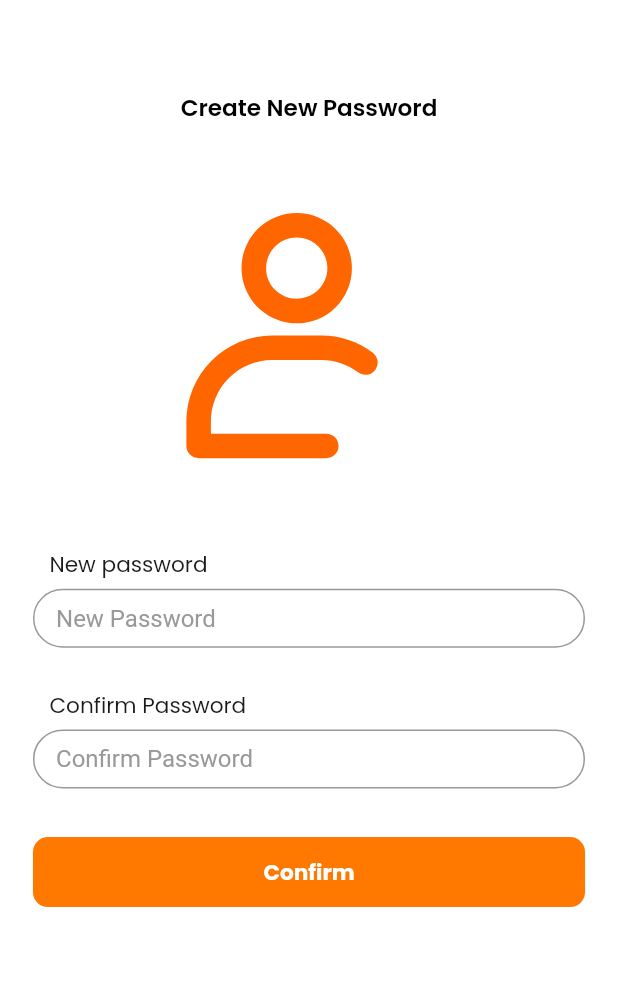
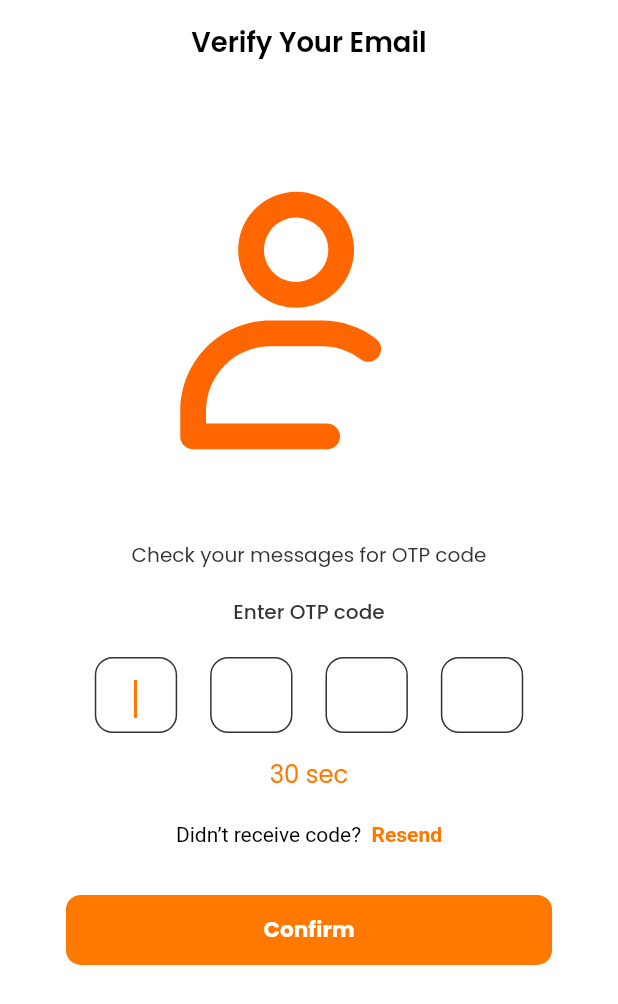
Before and after one commit to elsoudy222/Orange-Tasks, a Flutter app: the screen it shows after launch, on a phone screen of 412 x 824 dp. Shown: the top 1004 px of the screen. Run offline on Flutter 3.47's test engine with Material 2 defaults, Android fonts, the phone set to English and light mode, and no system bars; our stand-ins replace bloc, dashed_circular_progress_bar, dio, easy_localization, flutter_bloc, flutter_pw_validator and 8 more; Roboto replaces fonts that are missing (Cairo); project files that could hold a hidden picture were left out.

Commit message:
Verify Otp by phone & Verify Otp by email (DONE)

```diff
--- a/lib/main.dart
+++ b/lib/main.dart
@@ -12,6 +12,7 @@ import 'package:my_odc_tasks/view/layout.dart';
 import 'package:my_odc_tasks/view/screens/attendance_history/attendance_history_screen.dart';
 import 'package:my_odc_tasks/view/screens/attendance_screen/attendance_screen.dart';
 import 'package:my_odc_tasks/view/screens/forget_password/by_email/forget_password_email_screen.dart';
+import 'package:my_odc_tasks/view/screens/forget_password/by_email/verify_otp_email_screen.dart';
 import 'package:my_odc_tasks/view/screens/forget_password/by_phone/forget_password_phone_screen.dart';
 import 'package:my_odc_tasks/view/screens/forget_password/new_password/new_password_screen.dart';
 import 'package:my_odc_tasks/view/screens/quests/quests_screen.dart';
@@ -24,6 +25,8 @@ import 'package:my_odc_tasks/view_model/database/local/cache_helper.dart';
 import 'package:my_odc_tasks/view_model/database/network/dio_helper.dart';
 
 import 'package:timezone/data/latest.dart' as time_zone;
+
+import 'view/screens/forget_password/by_phone/verify_otp_phone_screen.dart';
 
 
 Future<void> main() async {
@@ -97,7 +100,7 @@ class MyApp extends StatelessWidget {
           darkTheme: buildDarkMode(context),
           themeMode:
           ThemeCubit.get(context).isDark ? ThemeMode.dark : ThemeMode.light,
-           home: NewPasswordScreen(),
+           home: VerifyPhoneScreen(),
         );
       },
     );
--- /dev/null
+++ b/lib/view/screens/forget_password/by_phone/verify_otp_phone_screen.dart
@@ -0,0 +1,221 @@
+import 'package:flutter/gestures.dart';
+import 'package:flutter/material.dart';
+import 'package:flutter/services.dart';
+import 'package:flutter_screenutil/flutter_screenutil.dart';
+import 'package:flutter_svg/svg.dart';
+import 'package:google_fonts/google_fonts.dart';
+
+import '../../../components/core/buttons/custom_button.dart';
+import '../../../components/core/custom_appbar.dart';
+import '../../../components/core/custom_text.dart';
+import '../../../constant/color_manager.dart';
+import '../../../constant/fonts.dart';
+import '../../../constant/navigation_service.dart';
+import '../widget/otp_widget.dart';
+
+class VerifyPhoneScreen extends StatefulWidget {
+  VerifyPhoneScreen({Key? key}) : super(key: key);
+
+  static final formKey = GlobalKey<FormState>();
+
+  @override
+  State<VerifyPhoneScreen> createState() => _VerifyPhoneScreenState();
+}
+
+class _VerifyPhoneScreenState extends State<VerifyPhoneScreen> {
+  final FocusNode _firstFocusNode = FocusNode();
+  final FocusNode _secondFocusNode = FocusNode();
+  final FocusNode _thirdFocusNode = FocusNode();
+  final FocusNode _fourthFocusNode = FocusNode();
+
+  final TextEditingController _firstController = TextEditingController();
+  final TextEditingController _secondController = TextEditingController();
+  final TextEditingController _thirdController = TextEditingController();
+  final TextEditingController _fourthController = TextEditingController();
+
+  String? validateOtp(String? value) {
+    if (value!.isEmpty || value.length != 4) {
+      return 'Please enter a valid 4-digit OTP code';
+    }
+    return null;
+  }
+
+  @override
+  Widget build(BuildContext context) {
+    return Scaffold(
+      backgroundColor: white,
+      appBar: CustomAppBar(
+        onPressed: () {},
+        title: 'Verify Your Email',
+        colorTxtAppBar: black,
+      ),
+      body: SingleChildScrollView(
+        child: Container(
+          margin: EdgeInsets.only(top: 50.h),
+          child: Column(
+            children: [
+              // image
+              SvgPicture.asset(
+                'assets/svg/attendance_check.svg',
+                fit: BoxFit.contain,
+                height: MediaQuery.of(context).size.height / 4.0,
+              ),
+              SizedBox(
+                height: 42.h,
+              ),
+              // text : enter 4 digits otp
+              CustomText(
+                text: 'Check your messages for OTP code',
+                textAlign: TextAlign.center,
+                fontWeight: FontWeight.normal,
+                fontSize: textFont13.sp,
+                color: grey900,
+              ),
+              SizedBox(
+                height: 18.h,
+              ),
+              // text : enter 4 digits otp
+              CustomText(
+                text: 'Enter OTP code',
+                textAlign: TextAlign.center,
+                fontWeight: FontWeight.w500,
+                fontSize: textFont13.sp,
+                color: grey900,
+              ),
+              SizedBox(
+                height: 20.h,
+              ),
+              // OTP
+              Form(
+                key: VerifyPhoneScreen.formKey,
+                child: Row(
+                  mainAxisAlignment: MainAxisAlignment.center,
+                  children: [
+                    buildOtpTextField(
+                      context: context,
+                      focusNode: _firstFocusNode,
+                      controller: _firstController,
+                      nextFocusNode: _secondFocusNode,
+                      previousFocusNode: null,
+                    ),
+                    SizedBox(width: 20.0.w),
+                    buildOtpTextField(
+                      context: context,
+                      focusNode: _secondFocusNode,
+                      controller: _secondController,
+                      nextFocusNode: _thirdFocusNode,
+                      previousFocusNode: _firstFocusNode,
+                    ),
+                    SizedBox(width: 20.0.w),
+                    buildOtpTextField(
+                      context: context,
+                      focusNode: _thirdFocusNode,
+                      controller: _thirdController,
+                      nextFocusNode: _fourthFocusNode,
+                      previousFocusNode: _secondFocusNode,
+                    ),
+                    SizedBox(width: 20.0.w),
+                    buildOtpTextField(
+                        context: context,
+                        focusNode: _fourthFocusNode,
+                        controller: _fourthController,
+                        nextFocusNode: null,
+                        previousFocusNode: _thirdFocusNode,
+                        textInputAction: TextInputAction.done),
+                  ],
+                ),
+              ),
+              SizedBox(height: 15.0.h),
+
+              CustomText(
+                  text: "30 sec",
+                color: mainColor,
+                fontWeight: FontWeight.normal,
+
+              ),
+
+
+
+              SizedBox(height: 20.0.h),
+
+              // Resend Code:
+              Center(
+                child: RichText(
+                  text: TextSpan(
+                    style: const TextStyle(
+                      color: Colors.black,
+                      fontSize: 14,
+                    ),
+                    children: <TextSpan>[
+                      const TextSpan(
+                        text: "Didn’t receive code?  ",
+                      ),
+                      TextSpan(
+                          text: 'Resend',
+                          style: TextStyle(
+                            color: mainColor,
+                            fontWeight: FontWeight.bold,
+                            fontSize: 14,
+                          ),
+                          recognizer: TapGestureRecognizer()
+                            ..onTap = () {
+                              NavigationService
+                                  .instance.navigationKey!.currentState!
+                                  .pushNamed(
+                                "SignupScreen",
+                              );
+                            }),
+                    ],
+                  ),
+                ),
+              ),
+              SizedBox(
+                height: 32.h,
+              ),
+              // verify button
+              Padding(
+                padding: EdgeInsets.symmetric(horizontal: 40.w),
+                child: CustomButton(
+                  color: mainColor,
+                  onClick: () {
+                    // Extract the OTP code from the text fields
+                    String otp = _firstController.text +
+                        _secondController.text +
+                        _thirdController.text +
+                        _fourthController.text;
+
+                    // Validate the OTP code
+                    String? validationResult = validateOtp(otp);
+
+                    if (validationResult == null) {
+                      if (VerifyPhoneScreen.formKey.currentState!.validate()) {
+                        NavigationService.instance.navigationKey!.currentState!
+                            .pushNamed('NewPasswordScreen');
+                      }
+                    } else {
+                      // OTP code is not valid,
+
+                      ScaffoldMessenger.of(context).showSnackBar(
+                        SnackBar(
+                          content: Text(validationResult),
+                        ),
+                      );
+                    }
+                  },
+                  title: CustomText(
+                    text: 'Confirm',
+                    fontSize: 14.sp,
+                    fontWeight: FontWeight.bold,
+                  ),
+                ),
+              ),
+              SizedBox(
+                height: 8.h,
+              )
+            ],
+          ),
+        ),
+      ),
+    );
+  }
+}
--- /dev/null
+++ b/lib/view/screens/forget_password/widget/otp_widget.dart
@@ -0,0 +1,75 @@
+
+import 'package:flutter/material.dart';
+import 'package:flutter/services.dart';
+import 'package:flutter_screenutil/flutter_screenutil.dart';
+
+import '../../../constant/color_manager.dart';
+
+Widget buildOtpTextField({
+  required FocusNode focusNode,
+  required TextEditingController controller,
+  FocusNode? nextFocusNode,
+  final String? Function(String?)? validator,
+  FocusNode? previousFocusNode,
+  final TextInputAction? textInputAction,
+  required BuildContext context
+}) {
+  return Container(
+    width: 50.0.w,
+    height: 50.0.h,
+    padding:  EdgeInsets.symmetric(vertical: 3.h),
+    decoration: BoxDecoration(
+      color: Colors.white,
+      borderRadius: BorderRadius.circular(12.0),
+      border: Border.all(color: grey900)
+    ),
+    child: Column(
+      children: [
+        TextFormField(
+          autofocus: true,
+          textInputAction: textInputAction ?? TextInputAction.next,
+          onFieldSubmitted: (value) {
+            if (nextFocusNode != null) {
+              FocusScope.of(context).requestFocus(nextFocusNode);
+            } else if (focusNode != null) {
+              focusNode!.unfocus();
+            }
+          },
+          validator: validator,
+          cursorColor: mainColor,
+          cursorHeight: 25.h,
+          controller: controller,
+          focusNode: focusNode,
+          inputFormatters: [
+            LengthLimitingTextInputFormatter(1),
+            FilteringTextInputFormatter.digitsOnly,
+          ],
+          maxLength: 1,
+          keyboardType: TextInputType.number,
+          textAlign: TextAlign.center,
+          style: TextStyle(fontSize: 20.0.sp, color: Colors.black),
+          decoration: const InputDecoration(
+            counterText: '',
+            border: InputBorder.none,
+            contentPadding: EdgeInsets.zero,
+          ),
+          onChanged: (value) {
+            if (value.isNotEmpty) {
+              if (nextFocusNode != null) {
+                nextFocusNode.requestFocus();
+              } else {
+                focusNode.unfocus();
+              }
+            } else {
+              if (previousFocusNode != null) {
+                previousFocusNode.requestFocus();
+              }
+            }
+          },
+        ),
+        const Spacer(),
+       // Container(height: 2,color: const Color(0xFFA5A5A5),width: 16.w,)
+      ],
+    ),
+  );
+}
```
Also changed, not shown: lib/view/screens/forget_password/by_email/verify_otp_email_screen.dart (added, +221 -0 lines).
